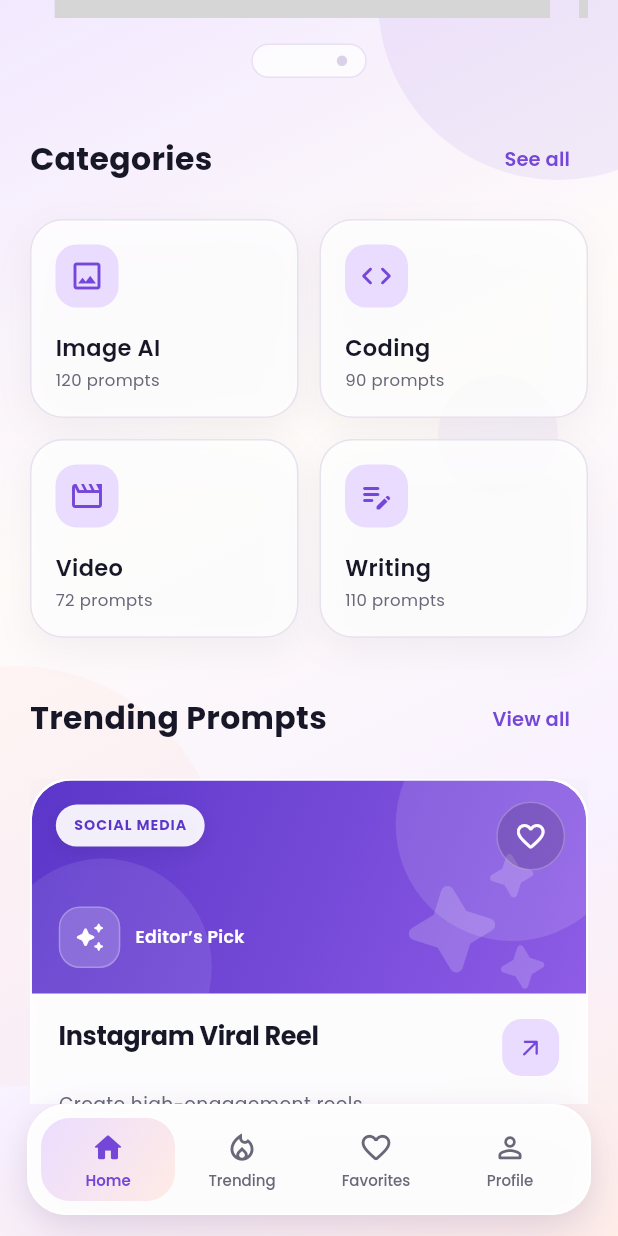
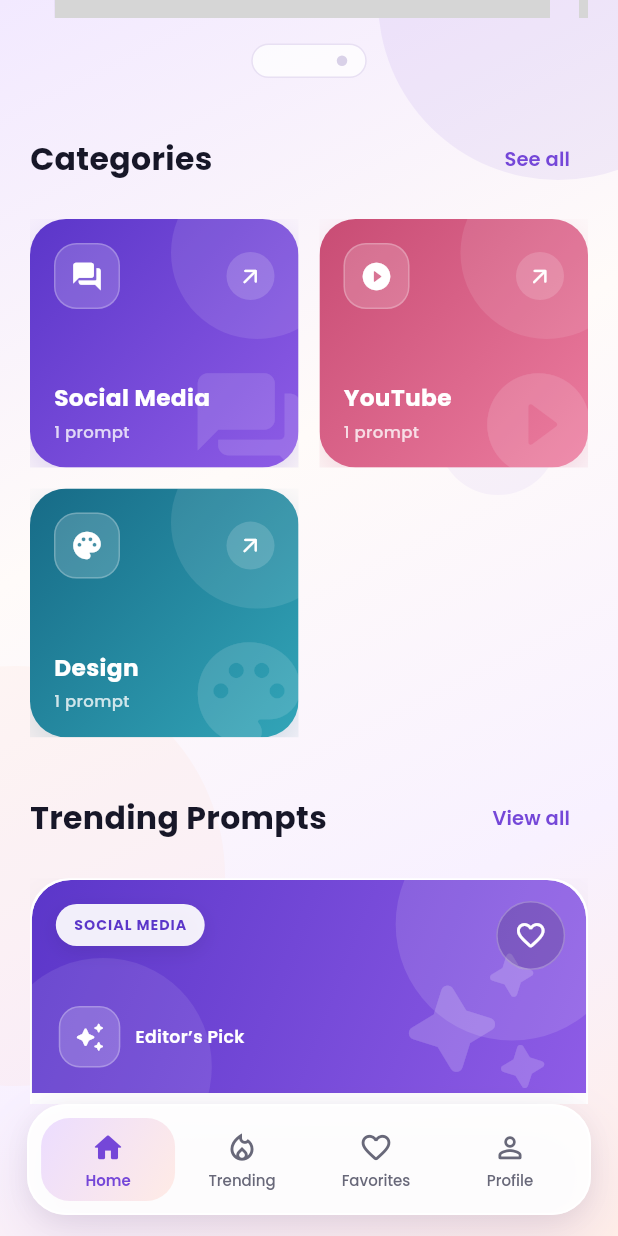
Before and after one commit to kushalkanagallakk-prog/Prompt-Adda, a Flutter app: the screen it shows after launch, scrolled down 576 dp, on a phone screen of 412 x 824 dp. Run offline on Flutter 3.47's test engine with Material 3 defaults, Android fonts, the phone set to English and light mode, and no system bars; our stand-ins replace google_fonts, share_plus, shared_preferences; grey boxes are pictures that could not be loaded.

Commit message:
v0.6 - Added premium category browsing

```diff
--- a/prompt_adda/lib/screens/home/home_screen.dart
+++ b/prompt_adda/lib/screens/home/home_screen.dart
@@ -8,6 +8,7 @@ import '../../models/prompt_model.dart';
 import '../../services/favorites_service.dart';
 import '../prompt/prompt_details_screen.dart';
 import 'widgets/hero_carousel.dart';
+import '../categories/category_prompts_screen.dart';
 
 class HomeScreen extends StatefulWidget {
   const HomeScreen({super.key});
@@ -310,83 +311,243 @@ class _SectionHeader extends StatelessWidget {
 class _CategoriesGrid extends StatelessWidget {
   const _CategoriesGrid();
 
+  static const List<List<Color>> _categoryGradients = [
+    [Color(0xFF5B36C9), Color(0xFF8E5CE6)],
+    [Color(0xFFC84C74), Color(0xFFEC7C9F)],
+    [Color(0xFF176B87), Color(0xFF32A5B8)],
+    [Color(0xFFB86C21), Color(0xFFE9A444)],
+  ];
+
+  IconData _categoryIcon(String category) {
+    switch (category.toLowerCase()) {
+      case 'social media':
+        return Icons.forum_rounded;
+
+      case 'youtube':
+        return Icons.play_circle_fill_rounded;
+
+      case 'design':
+        return Icons.palette_rounded;
+
+      case 'coding':
+        return Icons.code_rounded;
+
+      case 'writing':
+        return Icons.edit_note_rounded;
+
+      case 'video':
+        return Icons.movie_creation_rounded;
+
+      default:
+        return Icons.auto_awesome_rounded;
+    }
+  }
+
+  void _openCategory(
+    BuildContext context, {
+    required String category,
+    required List<PromptModel> prompts,
+    required IconData icon,
+    required List<Color> gradient,
+  }) {
+    Navigator.push(
+      context,
+      MaterialPageRoute(
+        builder: (_) => CategoryPromptsScreen(
+          category: category,
+          prompts: prompts,
+          icon: icon,
+          gradient: gradient,
+        ),
+      ),
+    );
+  }
+
   @override
   Widget build(BuildContext context) {
-    final categories = [
-      (icon: Icons.image_outlined, title: 'Image AI', subtitle: '120 prompts'),
-      (icon: Icons.code_rounded, title: 'Coding', subtitle: '90 prompts'),
-      (
-        icon: Icons.movie_creation_outlined,
-        title: 'Video',
-        subtitle: '72 prompts',
-      ),
-      (
-        icon: Icons.edit_note_rounded,
-        title: 'Writing',
-        subtitle: '110 prompts',
-      ),
-    ];
+    final categoryNames = <String>[];
+
+    for (final prompt in dummyPrompts) {
+      if (!categoryNames.contains(prompt.category)) {
+        categoryNames.add(prompt.category);
+      }
+    }
 
     return GridView.builder(
-      itemCount: categories.length,
+      itemCount: categoryNames.length,
       shrinkWrap: true,
       physics: const NeverScrollableScrollPhysics(),
       gridDelegate: const SliverGridDelegateWithFixedCrossAxisCount(
         crossAxisCount: 2,
         crossAxisSpacing: 14,
         mainAxisSpacing: 14,
-        childAspectRatio: 1.35,
+        childAspectRatio: 1.08,
       ),
       itemBuilder: (context, index) {
-        final category = categories[index];
+        final category = categoryNames[index];
 
-        return Container(
-          padding: const EdgeInsets.all(16),
+        final categoryPrompts = dummyPrompts
+            .where((prompt) => prompt.category == category)
+            .toList();
+
+        final gradient = _categoryGradients[index % _categoryGradients.length];
+
+        final icon = _categoryIcon(category);
+
+        return _PremiumCategoryCard(
+          category: category,
+          promptCount: categoryPrompts.length,
+          icon: icon,
+          gradient: gradient,
+          onTap: () {
+            _openCategory(
+              context,
+              category: category,
+              prompts: categoryPrompts,
+              icon: icon,
+              gradient: gradient,
+            );
+          },
+        );
+      },
+    );
+  }
+}
+
+class _PremiumCategoryCard extends StatelessWidget {
+  const _PremiumCategoryCard({
+    required this.category,
+    required this.promptCount,
+    required this.icon,
+    required this.gradient,
+    required this.onTap,
+  });
+
+  final String category;
+  final int promptCount;
+  final IconData icon;
+  final List<Color> gradient;
+  final VoidCallback onTap;
+
+  @override
+  Widget build(BuildContext context) {
+    return Material(
+      color: Colors.transparent,
+      child: InkWell(
+        onTap: onTap,
+        borderRadius: BorderRadius.circular(24),
+        child: Ink(
           decoration: BoxDecoration(
-            color: Colors.white.withValues(alpha: 0.80),
-            borderRadius: BorderRadius.circular(22),
-            border: Border.all(color: AppColors.divider),
-            boxShadow: const [
+            gradient: LinearGradient(
+              begin: Alignment.topLeft,
+              end: Alignment.bottomRight,
+              colors: gradient,
+            ),
+            borderRadius: BorderRadius.circular(24),
+            boxShadow: [
               BoxShadow(
-                color: Color(0x0C000000),
-                blurRadius: 20,
-                offset: Offset(0, 8),
+                color: gradient.first.withValues(alpha: 0.20),
+                blurRadius: 22,
+                offset: const Offset(0, 10),
               ),
             ],
           ),
+          child: ClipRRect(
+            borderRadius: BorderRadius.circular(24),
+            child: Stack(
+              children: [
+                Positioned(
+                  top: -35,
+                  right: -30,
+                  child: Container(
+                    width: 115,
+                    height: 115,
+                    decoration: BoxDecoration(
+                      shape: BoxShape.circle,
+                      color: Colors.white.withValues(alpha: 0.10),
+                    ),
+                  ),
+                ),
+
+                Positioned(
+                  right: -8,
+                  bottom: -12,
+                  child: Icon(
+                    icon,
+                    size: 82,
+                    color: Colors.white.withValues(alpha: 0.13),
+                  ),
+                ),
+
+                Padding(
+                  padding: const EdgeInsets.all(16),
                   child: Column(
                     crossAxisAlignment: CrossAxisAlignment.start,
                     children: [
+                      Row(
+                        children: [
                           Container(
-                width: 42,
-                height: 42,
+                            width: 44,
+                            height: 44,
                             decoration: BoxDecoration(
-                  color: AppColors.primarySoft,
-                  borderRadius: BorderRadius.circular(14),
-                ),
-                child: Icon(category.icon, color: AppColors.primary),
-              ),
-              const Spacer(),
-              Text(
-                category.title,
-                style: GoogleFonts.poppins(
-                  fontSize: 15,
-                  fontWeight: FontWeight.w600,
-                  color: AppColors.textPrimary,
+                              color: Colors.white.withValues(alpha: 0.18),
+                              borderRadius: BorderRadius.circular(15),
+                              border: Border.all(
+                                color: Colors.white.withValues(alpha: 0.24),
                               ),
                             ),
-              const SizedBox(height: 3),
-              Text(
-                category.subtitle,
-                style: GoogleFonts.poppins(
-                  fontSize: 11,
-                  color: AppColors.textSecondary,
+                            child: Icon(icon, color: Colors.white, size: 22),
+                          ),
+
+                          const Spacer(),
+
+                          Container(
+                            width: 32,
+                            height: 32,
+                            decoration: BoxDecoration(
+                              color: Colors.white.withValues(alpha: 0.16),
+                              shape: BoxShape.circle,
+                            ),
+                            child: const Icon(
+                              Icons.arrow_outward_rounded,
+                              size: 17,
+                              color: Colors.white,
                             ),
                           ),
                         ],
                       ),
-        );
-      },
+
+                      const Spacer(),
+
+                      Text(
+                        category,
+                        maxLines: 1,
+                        overflow: TextOverflow.ellipsis,
+                        style: GoogleFonts.poppins(
+                          fontSize: 15.5,
+                          fontWeight: FontWeight.w700,
+                          color: Colors.white,
+                        ),
+                      ),
+
+                      const SizedBox(height: 4),
+
+                      Text(
+                        '$promptCount ${promptCount == 1 ? 'prompt' : 'prompts'}',
+                        style: GoogleFonts.poppins(
+                          fontSize: 11,
+                          fontWeight: FontWeight.w500,
+                          color: Colors.white.withValues(alpha: 0.78),
+                        ),
+                      ),
+                    ],
+                  ),
+                ),
+              ],
+            ),
+          ),
+        ),
+      ),
     );
   }
 }
```
Also changed, not shown: prompt_adda/lib/screens/categories/category_prompts_screen.dart (added, +381 -0 lines). Lines whose indentation alone changed are shown as unchanged.
